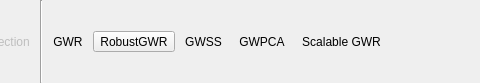
The window that gwmtoolbar.ui (GWmodel-Lab/GWmodelS) describes before a commit, drawn with Qt 5; both pictures show x 683 to 1163 and y 0 to 83 of the 1285 by 83 pixel window.
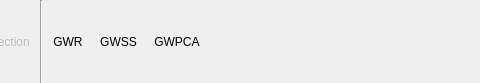
The same window after the commit. Icons and pictures are not drawn.

Diff of the .ui file:
```diff
--- a/gwmtoolbar.ui
+++ b/gwmtoolbar.ui
@@ -326,13 +326,6 @@
      </property>
     </widget>
    </item>
-   <item>
-    <widget class="QToolButton" name="gwmodelRobustGWRBtn">
-     <property name="text">
-      <string>RobustGWR</string>
-     </property>
-    </widget>
-   </item>
    <item>
     <widget class="QToolButton" name="gwmodelGWSSBtn">
      <property name="toolTip">
@@ -371,16 +364,6 @@
      </property>
     </widget>
    </item>
-   <item>
-    <widget class="QToolButton" name="gwmScalableGWRBtn">
-     <property name="text">
-      <string>Scalable GWR</string>
-     </property>
-     <property name="autoRaise">
-      <bool>true</bool>
-     </property>
-    </widget>
-   </item>
    <item>
     <spacer name="horizontalSpacer">
      <property name="orientation">
```
